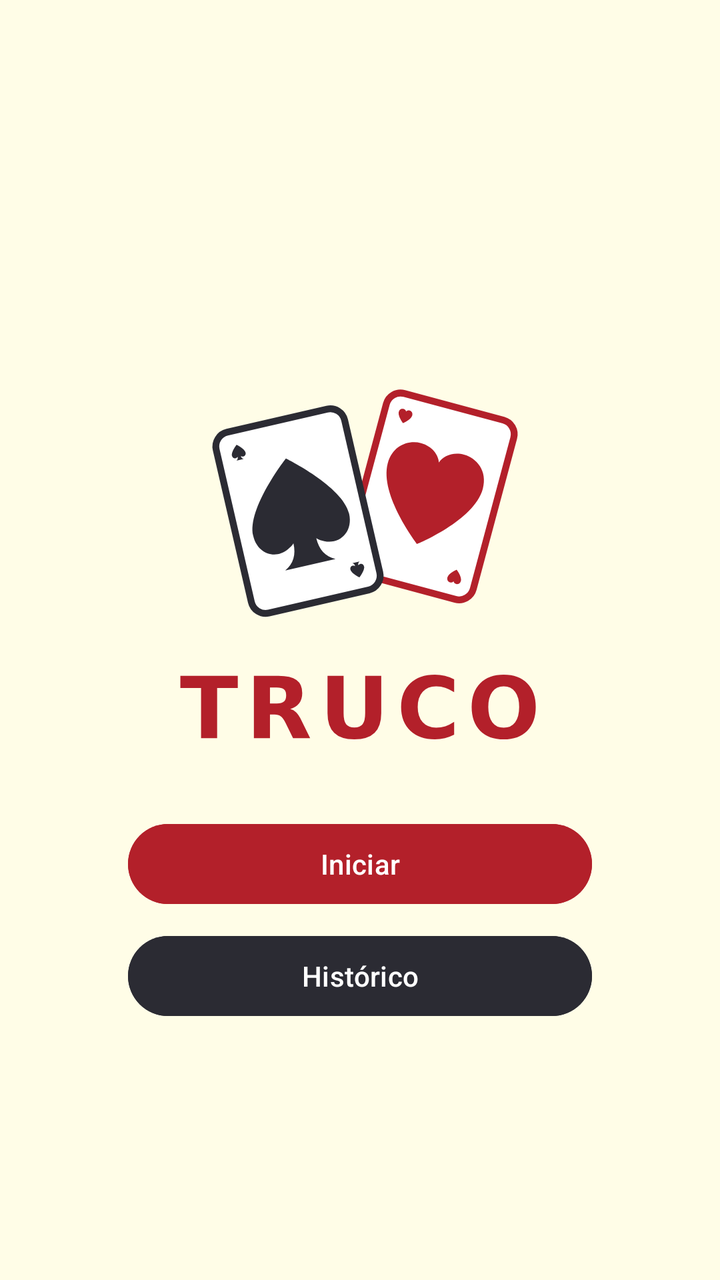
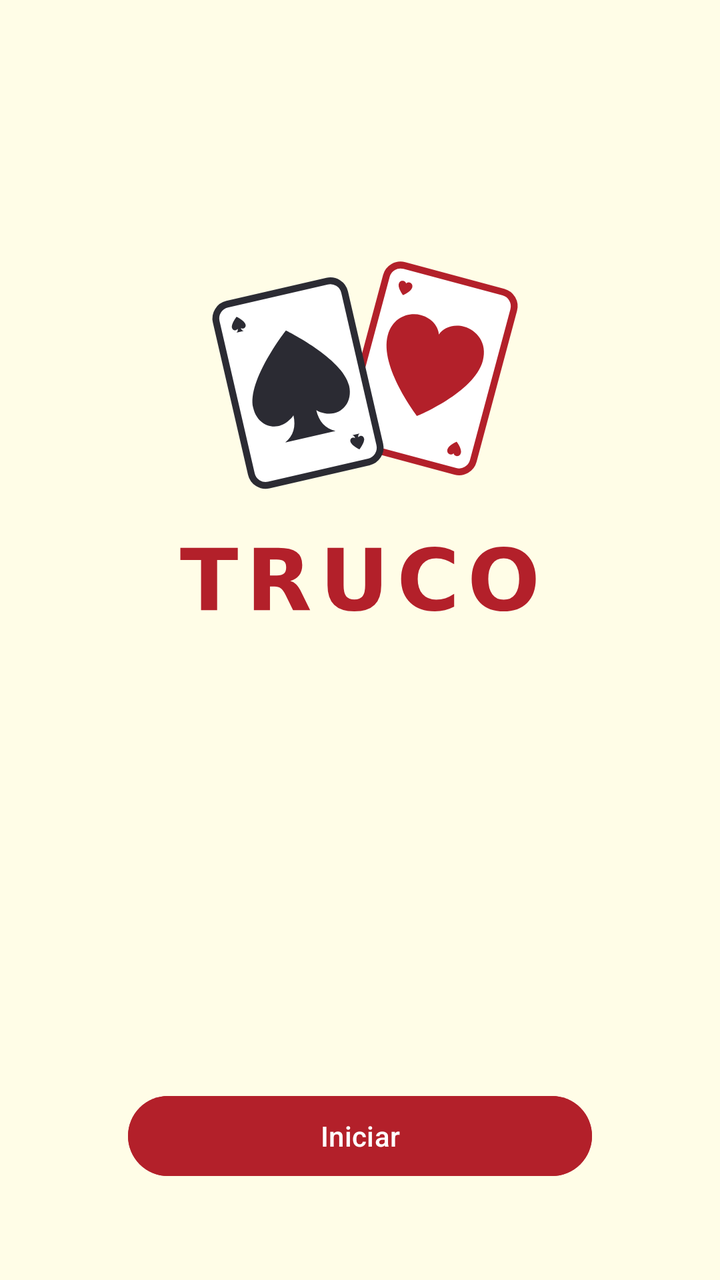

An Android layout rendered at two revisions. The XML below is the earlier revision; the diff shows what the commit changed to produce the second picture.
<!-- AndroidManifest.xml: application theme Theme.Truco -->
<!-- res/layout/activity_main.xml -->
<?xml version="1.0" encoding="utf-8"?>
<androidx.constraintlayout.widget.ConstraintLayout xmlns:android="http://schemas.android.com/apk/res/android"
    xmlns:app="http://schemas.android.com/apk/res-auto"
    xmlns:tools="http://schemas.android.com/tools"
    android:id="@+id/main"
    android:layout_width="match_parent"
    android:layout_height="match_parent"
    android:background="#FFFDE7"
    tools:context=".MainActivity">

    <ImageView
        android:id="@+id/logo"
        android:layout_width="250dp"
        android:layout_height="300dp"
        android:layout_marginTop="128dp"
        app:layout_constraintEnd_toEndOf="parent"
        app:layout_constraintStart_toStartOf="parent"
        app:layout_constraintTop_toTopOf="parent"
        app:srcCompat="@drawable/truco_logo" />

    <Button
        android:id="@+id/iniciarBtn"
        android:layout_width="0dp"
        android:layout_height="wrap_content"
        android:layout_marginStart="64dp"
        android:layout_marginEnd="64dp"
        android:layout_marginBottom="8dp"
        android:backgroundTint="#B3202A"
        android:text="Iniciar"
        app:layout_constraintBottom_toTopOf="@+id/historicoBtn"
        app:layout_constraintEnd_toEndOf="parent"
        app:layout_constraintStart_toStartOf="parent" />

    <Button
        android:id="@+id/historicoBtn"
        android:layout_width="0dp"
        android:layout_height="wrap_content"
        android:layout_marginStart="64dp"
        android:layout_marginEnd="64dp"
        android:layout_marginBottom="128dp"
        android:backgroundTint="#2B2B33"
        android:text="Histórico"
        app:layout_constraintBottom_toBottomOf="parent"
        app:layout_constraintEnd_toEndOf="parent"
        app:layout_constraintHorizontal_bias="0.0"
        app:layout_constraintStart_toStartOf="parent" />
</androidx.constraintlayout.widget.ConstraintLayout>
<!-- resources referenced by this layout -->
<resources>
  <!-- drawable truco_logo: vector/xml drawable (drawable, 4274 chars, omitted) -->
  <style name="Theme.Truco" parent="Base.Theme.Truco" />
  <style name="Base.Theme.Truco" parent="Theme.Material3.DayNight.NoActionBar">
          
          
      </style>
</resources>

<!-- the commit's change to res/layout/activity_main.xml (unified diff, before → after) -->
@@ -1,47 +1,46 @@
 <?xml version="1.0" encoding="utf-8"?>
-<androidx.constraintlayout.widget.ConstraintLayout xmlns:android="http://schemas.android.com/apk/res/android"
+<ScrollView xmlns:android="http://schemas.android.com/apk/res/android"
     xmlns:app="http://schemas.android.com/apk/res-auto"
     xmlns:tools="http://schemas.android.com/tools"
     android:id="@+id/main"
     android:layout_width="match_parent"
     android:layout_height="match_parent"
     android:background="#FFFDE7"
+    android:clipToPadding="false"
+    android:fillViewport="true"
     tools:context=".MainActivity">
 
-    <ImageView
-        android:id="@+id/logo"
-        android:layout_width="250dp"
-        android:layout_height="300dp"
-        android:layout_marginTop="128dp"
-        app:layout_constraintEnd_toEndOf="parent"
-        app:layout_constraintStart_toStartOf="parent"
-        app:layout_constraintTop_toTopOf="parent"
-        app:srcCompat="@drawable/truco_logo" />
+    <androidx.constraintlayout.widget.ConstraintLayout
+        android:layout_width="match_parent"
+        android:layout_height="wrap_content"
+        android:paddingBottom="48dp">
 
-    <Button
-        android:id="@+id/iniciarBtn"
-        android:layout_width="0dp"
-        android:layout_height="wrap_content"
-        android:layout_marginStart="64dp"
-        android:layout_marginEnd="64dp"
-        android:layout_marginBottom="8dp"
-        android:backgroundTint="#B3202A"
-        android:text="Iniciar"
-        app:layout_constraintBottom_toTopOf="@+id/historicoBtn"
-        app:layout_constraintEnd_toEndOf="parent"
-        app:layout_constraintStart_toStartOf="parent" />
+        <ImageView
+            android:id="@+id/logo"
+            android:layout_width="250dp"
+            android:layout_height="300dp"
+            android:layout_marginTop="64dp"
+            android:importantForAccessibility="no"
+            app:layout_constraintEnd_toEndOf="parent"
+            app:layout_constraintStart_toStartOf="parent"
+            app:layout_constraintTop_toTopOf="parent"
+            app:srcCompat="@drawable/truco_logo" />
 
-    <Button
-        android:id="@+id/historicoBtn"
-        android:layout_width="0dp"
-        android:layout_height="wrap_content"
-        android:layout_marginStart="64dp"
-        android:layout_marginEnd="64dp"
-        android:layout_marginBottom="128dp"
-        android:backgroundTint="#2B2B33"
-        android:text="Histórico"
-        app:layout_constraintBottom_toBottomOf="parent"
-        app:layout_constraintEnd_toEndOf="parent"
-        app:layout_constraintHorizontal_bias="0.0"
-        app:layout_constraintStart_toStartOf="parent" />
-</androidx.constraintlayout.widget.ConstraintLayout>
+        <Button
+            android:id="@+id/btnIniciar"
+            android:layout_width="0dp"
+            android:layout_height="wrap_content"
+            android:layout_marginStart="64dp"
+            android:layout_marginTop="32dp"
+            android:layout_marginEnd="64dp"
+            android:backgroundTint="#B3202A"
+            android:onClick="btnIniciarOnClick"
+            android:text="@string/btn_iniciar"
+            app:layout_constraintEnd_toEndOf="parent"
+            app:layout_constraintStart_toStartOf="parent"
+            app:layout_constraintTop_toBottomOf="@+id/logo"
+            app:layout_constraintBottom_toBottomOf="parent"
+            app:layout_constraintVertical_bias="1.0" />
+
+    </androidx.constraintlayout.widget.ConstraintLayout>
+</ScrollView>
<!-- resource entries referenced after the edit -->
@@ -1,6 +1,7 @@
 <!-- resources referenced by this layout -->
 <resources>
   <!-- drawable truco_logo: vector/xml drawable (drawable, 4274 chars, omitted) -->
+  <string name="btn_iniciar">Iniciar</string>
   <style name="Theme.Truco" parent="Base.Theme.Truco" />
   <style name="Base.Theme.Truco" parent="Theme.Material3.DayNight.NoActionBar">
           
